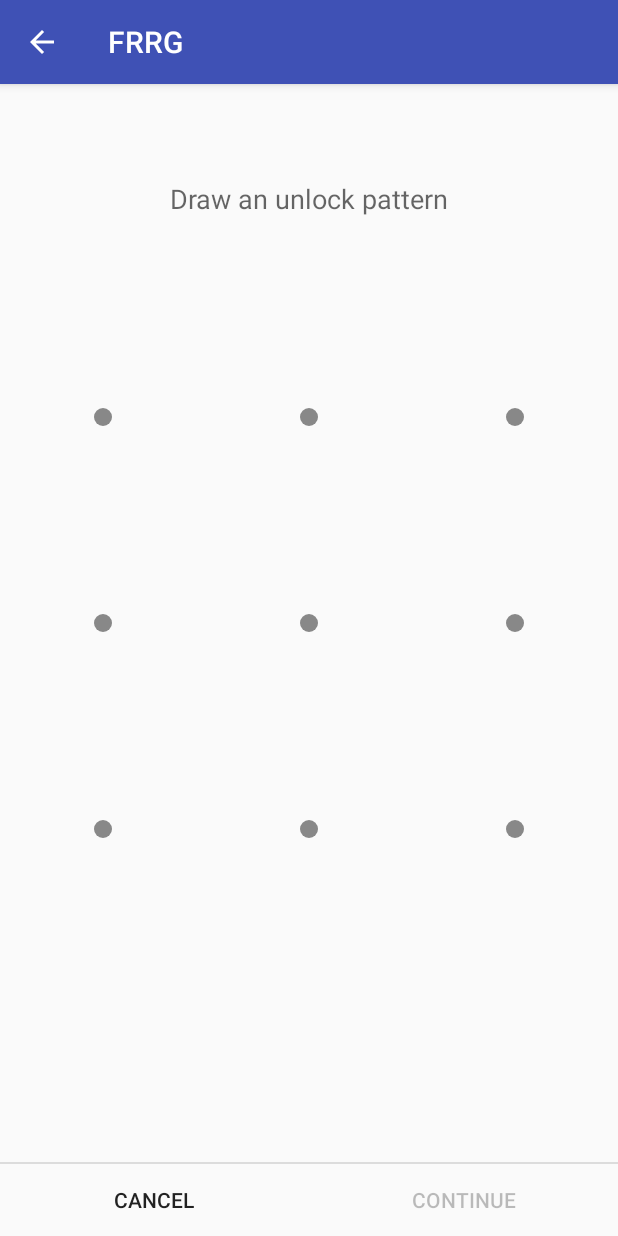
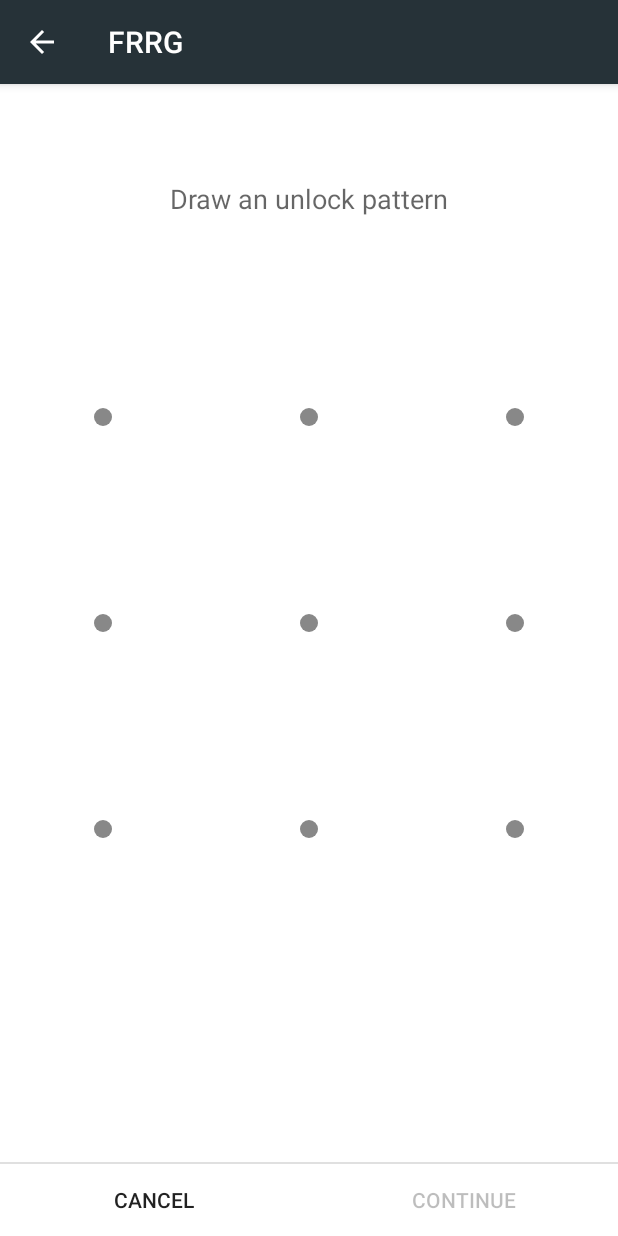
Before and after one commit to MijeIslet/FRRG, an Android app: the screen it shows after launch (SetAct), on a phone screen of 412 x 824 dp. Run offline under Robolectric (Android 15) with nearby library versions, the phone set to English and light mode, and no system bars; plain views replace ZH.

Commit message:
2017-05-17 14:04

```diff
--- a/app/src/main/java/cn/com/mije/frrg/IntroductionActivity.java
+++ b/app/src/main/java/cn/com/mije/frrg/IntroductionActivity.java
@@ -16,7 +16,7 @@ public class IntroductionActivity extends AppCompatActivity implements PatternLo
         setContentView(R.layout.activity_introduction);
 
         if(!PatternLockUtils.hasPattern(this)){
-            startActivity(new Intent(this,MainActivity.class));
+            startActivity(new Intent(this,SetAct.class).putExtra("isFrist",true));
             finish();
         }
 
--- a/app/src/main/java/cn/com/mije/frrg/MainActivity.java
+++ b/app/src/main/java/cn/com/mije/frrg/MainActivity.java
@@ -1,42 +1,19 @@
 package cn.com.mije.frrg;
 
-import android.content.Intent;
 import android.os.Bundle;
 import android.support.v7.app.AppCompatActivity;
-import android.view.View;
-import android.widget.Button;
 
-import cn.com.mije.frrg.utils.PatternLockUtils;
+import cn.com.mije.frrg.utils.ThemeUtils;
 
-public class MainActivity extends AppCompatActivity implements View.OnClickListener{
 
-    private Button btn_SetPatternLock;
+public class MainActivity extends AppCompatActivity {
 
     @Override
     protected void onCreate(Bundle savedInstanceState) {
+        ThemeUtils.applyTheme(this);
         super.onCreate(savedInstanceState);
-        setContentView(R.layout.activity_main);
-
-        btn_SetPatternLock = (Button) findViewById(R.id.btn_setPatternLock);
-        btn_SetPatternLock.setOnClickListener(this);
-
+        setContentView(R.layout.main_layout);
     }
 
-    @Override
-    protected void onStart() {
-        super.onStart();
-        if(!PatternLockUtils.hasPattern(this)){
-            startActivity(new Intent(this,SetAct.class));
-        }
-    }
-
-    @Override
-    public void onClick(View v) {
-        switch (v.getId()){
-            case R.id.btn_setPatternLock :
-                startActivity(new Intent(this,SetAct.class));
-                break;
-        }
-    }
 
 }
--- a/app/src/main/java/cn/com/mije/frrg/SetAct.java
+++ b/app/src/main/java/cn/com/mije/frrg/SetAct.java
@@ -2,6 +2,7 @@ package cn.com.mije.frrg;
 
 import android.os.Bundle;
 import android.view.MenuItem;
+import android.widget.Toast;
 
 import java.util.List;
 
@@ -16,10 +17,17 @@ import cn.com.mije.library.PatternView;
 
 public class SetAct extends cn.com.mije.library.SetPatternActivity {
 
+    private boolean isFrist = false;
+
     @Override
     protected void onCreate(Bundle savedInstanceState) {
         super.onCreate(savedInstanceState);
         AppUtils.setActionBarDisplayUp(this);
+
+        try {
+            isFrist = getIntent().getBooleanExtra("isFrist", false);
+        }catch (NullPointerException e){
+        }
     }
 
     @Override
@@ -36,5 +44,8 @@ public class SetAct extends cn.com.mije.library.SetPatternActivity {
     @Override
     protected void onSetPattern(List<PatternView.Cell> pattern) {
         PatternLockUtils.setPattern(pattern, this);
+        if(isFrist){
+            Toast.makeText(this,"asd",Toast.LENGTH_SHORT).show();
+        }
     }
 }
--- a/app/src/main/java/cn/com/mije/frrg/utils/PatternLockUtils.java
+++ b/app/src/main/java/cn/com/mije/frrg/utils/PatternLockUtils.java
@@ -8,6 +8,7 @@ import android.text.TextUtils;
 import java.util.List;
 
 import cn.com.mije.frrg.ConfigAct;
+import cn.com.mije.frrg.SetAct;
 import cn.com.mije.library.PatternUtils;
 import cn.com.mije.library.PatternView;
 import cn.com.mije.library.SetPatternActivity;
@@ -45,7 +46,7 @@ public class PatternLockUtils {
     }
 
     public static void setPatternByUser(Context context) {
-        context.startActivity(new Intent(context, SetPatternActivity.class));
+        context.startActivity(new Intent(context, SetAct.class));
     }
 
     // NOTE: Should only be called when there is a pattern for this account.
--- a/app/src/main/res/values/colors.xml
+++ b/app/src/main/res/values/colors.xml
@@ -3,4 +3,5 @@
     <color name="colorPrimary">#3F51B5</color>
     <color name="colorPrimaryDark">#303F9F</color>
     <color name="colorAccent">#FF4081</color>
+    <color name="setting_bg">#FFFFFF</color>
 </resources>
--- a/app/src/main/res/values/dimens.xml
+++ b/app/src/main/res/values/dimens.xml
@@ -2,4 +2,7 @@
     <!-- Default screen margins, per the Android Design guidelines. -->
     <dimen name="activity_horizontal_margin">16dp</dimen>
     <dimen name="activity_vertical_margin">16dp</dimen>
+
+    <dimen name="title_height">75dp</dimen>
+    <dimen name="state_height">20dp</dimen>
 </resources>
--- a/app/src/main/res/values/styles.xml
+++ b/app/src/main/res/values/styles.xml
@@ -1,11 +1,29 @@
 <resources>
 
     <!-- Base application theme. -->
-    <style name="AppTheme" parent="Theme.AppCompat.Light.DarkActionBar">
+
+    <!--<style name="AppTheme" parent="Theme.AppCompat.Light.DarkActionBar">-->
+        <!--&lt;!&ndash; Customize your theme here. &ndash;&gt;-->
+        <!--<item name="colorAccent">@color/colorAccent</item>-->
+        <!--<item name="colorPrimary">@color/colorPrimary</item>-->
+        <!--<item name="colorPrimaryDark">@color/colorPrimaryDark</item>-->
+    <!--</style>-->
+
+    <style name="AppTheme" parent="PreferenceFixTheme.Light.DarkActionBar">
         <!-- Customize your theme here. -->
-        <item name="colorPrimary">@color/colorPrimary</item>
-        <item name="colorPrimaryDark">@color/colorPrimaryDark</item>
-        <item name="colorAccent">@color/colorAccent</item>
+        <item name="android:windowDisablePreview">true</item>
+        <item name="colorPrimary">#ff263238</item>
+        <item name="colorPrimaryDark">#ff21272b</item>
+        <item name="colorControlNormal">@color/material_blue_grey_800</item>
+        <item name="android:windowBackground">@android:color/white</item>
+        <item name="preferenceCategory_marginBottom">0dp</item>
+        <item name="patternViewStyle">@style/PatternView.Light</item>
+    </style>
+
+    <style name="AppTheme.Dark" parent="PreferenceFixTheme">
+        <item name="android:windowDisablePreview">true</item>
+        <item name="preferenceCategory_marginBottom">0dp</item>
+        <item name="patternViewStyle">@style/PatternView</item>
     </style>
 
 </resources>
--- a/library/src/main/java/cn/com/mije/library/PatternView.java
+++ b/library/src/main/java/cn/com/mije/library/PatternView.java
@@ -297,8 +297,8 @@ public class PatternView extends View {
 //        mSuccessColor = a.getColor(R.styleable.PatternView_pl_successColor, mSuccessColor);
 
         mRegularColor = Color.GRAY;
-        mErrorColor = Color.RED;
-        mSuccessColor = Color.GREEN;
+        mErrorColor = Color.rgb(246,82,26);
+        mSuccessColor = Color.rgb(2,147,131);
 
         a.recycle();
 
```
Also changed, not shown: app/src/main/java/cn/com/mije/frrg/MainFragment.java (added, +38 -0 lines), app/src/main/java/cn/com/mije/frrg/preference/ClearPatternPreference.java (added, +56 -0 lines), app/src/main/java/cn/com/mije/frrg/preference/ClearPatternPreferenceDialogFragment.java (added, +37 -0 lines), app/src/main/java/cn/com/mije/frrg/preference/SetPatternPreference.java (added, +81 -0 lines), app/src/main/java/cn/com/mije/frrg/utils/ThemeUtils.java (added, +32 -0 lines), app/src/main/java/cn/com/mije/frrg/utils/ToastUtils.java (added, +29 -0 lines), app/src/main/res/layout/activity_main.xml (deleted, +0 -20 lines), app/src/main/res/layout/main_layout.xml (added, +10 -0 lines), app/src/main/res/values/strings.xml (+19 -1 lines), app/src/main/res/xml/main_prefernce.xml (added, +25 -0 lines).
